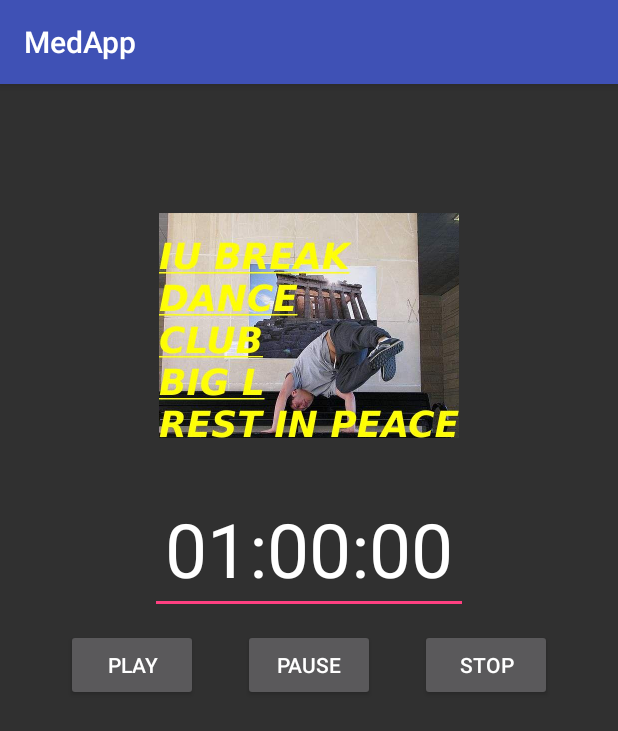
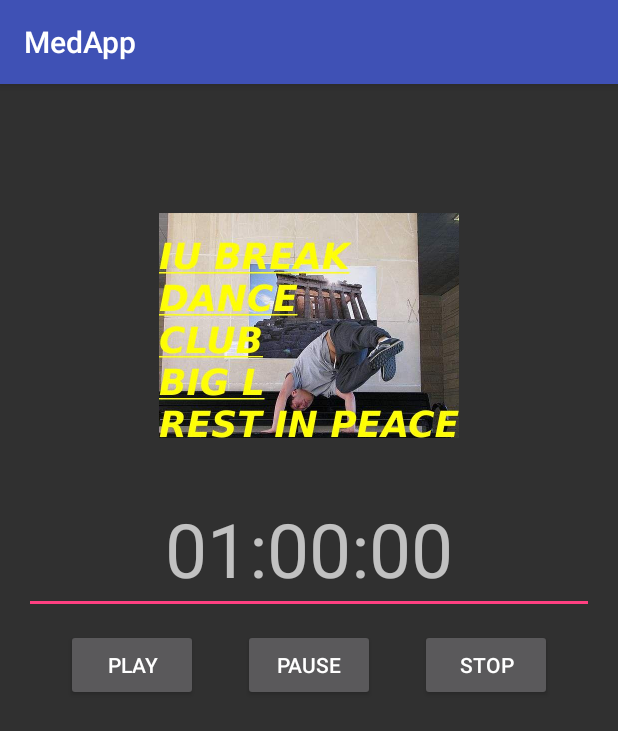
Before and after one commit to aarontsay/bignerdranch-android, an Android app: the screen it shows after launch (TimerAndMusic), on a phone screen of 412 x 824 dp. Shown: the top 731 px of the screen. Run offline under Robolectric (Android 15) with nearby library versions, the phone set to English and light mode, and no system bars.

```diff
--- a/MedApp/app/src/main/java/com/aarontsay/android/medapp/TimerAndMusic.java
+++ b/MedApp/app/src/main/java/com/aarontsay/android/medapp/TimerAndMusic.java
@@ -1,23 +1,18 @@
 package com.aarontsay.android.medapp;
 
-import android.media.Image;
 import android.media.MediaPlayer;
-import android.provider.MediaStore;
 import android.support.v7.app.AppCompatActivity;
 import android.os.Bundle;
 import android.view.View;
 import android.widget.Button;
 import android.widget.EditText;
-import android.widget.ImageView;
-import android.widget.TextView;
-
 import java.io.IOException;
-import java.util.Timer;
 import java.util.concurrent.TimeUnit;
 
 public class TimerAndMusic extends AppCompatActivity {
   private Button mPlay, mPause, mStop;
-  private String mTimerText;
+
+  // TODO center default text
   private EditText userTimerTextInput;
 
   // TODO Consider if isStopped and isPlaying can be consolidated into one variable
@@ -49,20 +44,21 @@ public class TimerAndMusic extends AppCompatActivity {
     final MediaPlayer endMeditationChant = MediaPlayer.create(TimerAndMusic.this, R.raw.sjoi);
 
     long startMeditationChantDuration = startMeditationChant.getDuration();
-    final long endMeditationChantDuration = endMeditationChant.getDuration();
+    long endMeditationChantDuration = endMeditationChant.getDuration();
 
     // eventually set this to user input in configuration/settings page
-    // userTimerTextInput = new EditText() TODO
     userTimerTextInput = (EditText) findViewById(R.id.user_timer_input);
-    userTimerTextInput.setText("01:00:00");
+//    userTimerTextInput.setText("01:00:00");
+    // TODO input like scanf("%2d:%2d:%2d", &hh, &mm, &ss)
 
     // TEST UNITS FOR TIMER AND MEDIA PLAYING
     int tenSeconds = 10000;
     int thirtySeconds = 30000;
     int oneMinute = 60000;
     int fiveMinutes = oneMinute * 5;
+    long defaultMeditationDuration = oneMinute * 60;
 
-    final CountDownTimer timer = new CountDownTimer(fiveMinutes - oneMinute, 1000) {
+    final CountDownTimer timer = new CountDownTimer(defaultMeditationDuration, 1000) {
       public void onTick(long millisUntilFinished) {
         /*if(millisUntilFinished == endMeditationChantDuration) {
           startMeditationChant.stop();
@@ -78,7 +74,7 @@ public class TimerAndMusic extends AppCompatActivity {
         userTimerTextInput.setText(hms);
       }
       public void onFinish() {
-        userTimerTextInput.setText("Sadhu, Sadhu, Sadhu");
+        // userTimerTextInput.setText("Sadhu, Sadhu, Sadhu");
       }
     };
 
--- a/MedApp/app/src/main/res/layout/activity_timer_and_music.xml
+++ b/MedApp/app/src/main/res/layout/activity_timer_and_music.xml
@@ -31,16 +31,19 @@
         android:layout_width="wrap_content"
         android:layout_height="wrap_content"
         android:maxLines="1"
+        android:textAlignment="center"
+        android:hint="@string/time_hint"
         android:clickable="true"
-        android:inputType="phone"
+        android:inputType="time"
         android:layout_below="@id/bdc"
         android:layout_centerHorizontal="true"
         android:layout_marginTop="30dp"
         android:layout_marginBottom="10dp"
         android:textAppearance="?android:attr/textAppearanceLarge"
-        android:text="Large Text"
         android:textSize="50sp"
+        android:ems="10"
         android:padding="10dp"/>
+
 
     <Button
         android:layout_width="wrap_content"
--- a/MedApp/app/src/main/res/values/strings.xml
+++ b/MedApp/app/src/main/res/values/strings.xml
@@ -4,4 +4,5 @@
     <string name="Pause">Pause</string>
     <string name="Stop">Stop</string>
     <string name="temp">temp</string>
+    <string name="time_hint">01:00:00</string>
 </resources>
```
